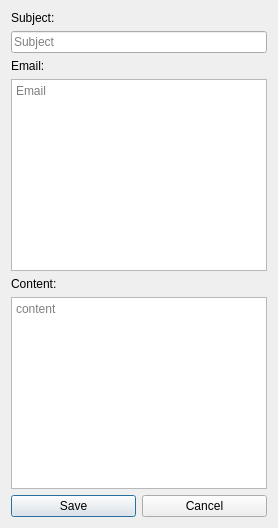
Old version of the form email_notification_list.ui in the repository danangnu/python-ciscosms-app.
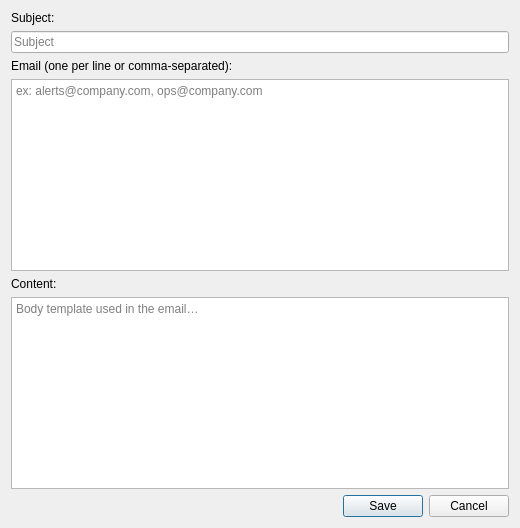
New version of the form.

```diff
--- a/email_notification_list.ui
+++ b/email_notification_list.ui
@@ -3,16 +3,18 @@
     <class>EmailNotification</class>
     <widget class="QDialog" name="EmailNotification">
         <property name="windowTitle">
-            <string>Email Settings</string>
-        </property>
-        <layout class="QVBoxLayout">
+      <string>Email Notification</string>
+    </property>
+    <property name="minimumSize">
+      <size><width>520</width><height>420</height></size>
+    </property>
+    <layout class="QVBoxLayout" name="rootLayout">
+      <!-- Subject -->
             <item>
-                <layout class="QVBoxLayout" name="verticalLayout_content">
+        <layout class="QVBoxLayout" name="subjectLayout">
                     <item>
-                        <widget class="QLabel" name="labelContent">
-                            <property name="text">
-                                <string>Subject:</string>
-                            </property>
+            <widget class="QLabel" name="labelSubject">
+              <property name="text"><string>Subject:</string></property>
                         </widget>
                     </item>
                     <item>
@@ -24,49 +26,62 @@
                     </item>
                 </layout>
             </item>
+
+      <!-- Email (allow multiple, one per line or comma-separated) -->
             <item>
-                <layout class="QVBoxLayout" name="verticalLayout_content">
+        <layout class="QVBoxLayout" name="emailLayout">
                     <item>
-                        <widget class="QLabel" name="labelContent">
-                            <property name="text">
-                                <string>Email:</string>
-                            </property>
+            <widget class="QLabel" name="labelEmail">
+              <property name="text"><string>Email (one per line or comma-separated):</string></property>
                         </widget>
                     </item>
                     <item>
                         <widget class="QPlainTextEdit" name="emailEdit">
-                            <property name="placeholderText">
-                                <string>Email</string>
+              <property name="placeholderText"><string>ex: alerts@company.com, ops@company.com</string></property>
+              <property name="sizePolicy">
+                <sizepolicy hsizetype="Expanding" vsizetype="Expanding">
+                  <horstretch>0</horstretch><verstretch>1</verstretch>
+                </sizepolicy>
                             </property>
                         </widget>
                     </item>
                 </layout>
             </item>
+
+      <!-- Content -->
             <item>
-                <layout class="QVBoxLayout" name="verticalLayout_content">
+        <layout class="QVBoxLayout" name="contentLayout">
                     <item>
                         <widget class="QLabel" name="labelContent">
-                            <property name="text">
-                                <string>Content:</string>
-                            </property>
+              <property name="text"><string>Content:</string></property>
                         </widget>
                     </item>
                     <item>
                         <widget class="QPlainTextEdit" name="contentEdit">
-                            <property name="placeholderText">
-                                <string>content</string>
+              <property name="placeholderText"><string>Body template used in the email…</string></property>
+              <property name="sizePolicy">
+                <sizepolicy hsizetype="Expanding" vsizetype="Expanding">
+                  <horstretch>0</horstretch><verstretch>2</verstretch>
+                </sizepolicy>
                             </property>
                         </widget>
                     </item>
                 </layout>
             </item>
+
+      <!-- Buttons -->
             <item>
-                <layout class="QHBoxLayout">
+        <layout class="QHBoxLayout" name="buttonLayout">
+          <item>
+            <spacer name="spacerButtons">
+              <property name="orientation"><enum>Qt::Horizontal</enum></property>
+              <property name="sizeHint"><size><width>40</width><height>20</height></size></property>
+            </spacer>
+          </item>
                     <item>
                         <widget class="QPushButton" name="saveButton">
-                            <property name="text">
-                                <string>Save</string>
-                            </property>
+              <property name="text"><string>Save</string></property>
+              <property name="default"><bool>true</bool></property>
                         </widget>
                     </item>
                     <item>
```
Left out of the diff: 8 changed lines with no effect on the pictures. Lines whose indentation alone changed are shown as unchanged.
